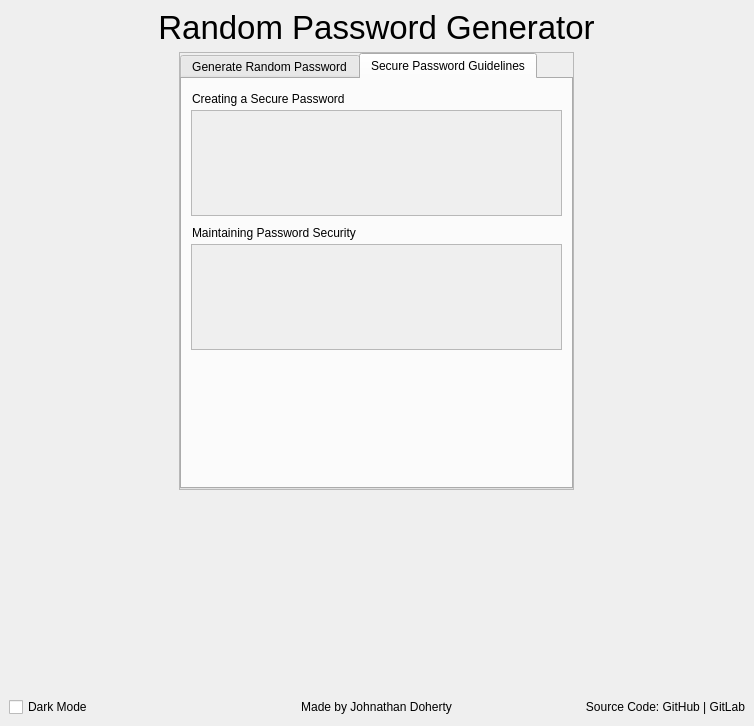
First picture: the form in ui/main_window.ui, repository sonalkarmakar/Random-Password-Generator, before the edit.
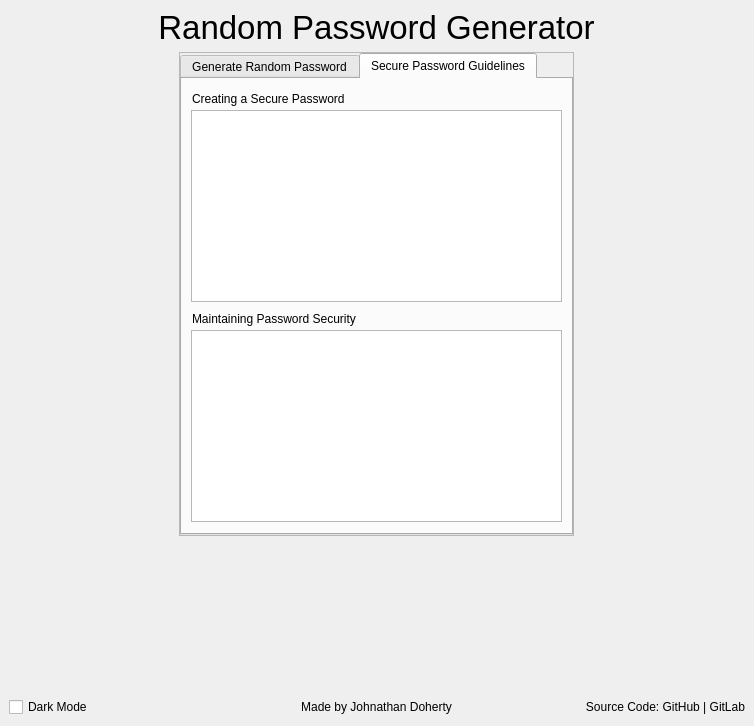
Second picture: the form after the edit.

Commit message: Implemented Markdown content rendering for guidelines tab

Diff of the .ui file:
```diff
--- a/ui/main_window.ui
+++ b/ui/main_window.ui
@@ -493,33 +493,7 @@
                  </widget>
                 </item>
                 <item>
-                 <widget class="QScrollArea" name="CreatePasswdScrollArea">
-                  <property name="sizePolicy">
-                   <sizepolicy hsizetype="Expanding" vsizetype="Expanding">
-                    <horstretch>0</horstretch>
-                    <verstretch>0</verstretch>
-                   </sizepolicy>
-                  </property>
-                  <property name="widgetResizable">
-                   <bool>true</bool>
-                  </property>
-                  <widget class="QWidget" name="CreatePasswdContent">
-                   <property name="geometry">
-                    <rect>
-                     <x>0</x>
-                     <y>0</y>
-                     <width>405</width>
-                     <height>113</height>
-                    </rect>
-                   </property>
-                   <property name="sizePolicy">
-                    <sizepolicy hsizetype="Preferred" vsizetype="Preferred">
-                     <horstretch>0</horstretch>
-                     <verstretch>1</verstretch>
-                    </sizepolicy>
-                   </property>
-                  </widget>
-                 </widget>
+                 <widget class="QTextBrowser" name="CreatePasswdTextBrowser"/>
                 </item>
                </layout>
               </widget>
@@ -567,27 +541,7 @@
                  </widget>
                 </item>
                 <item>
-                 <widget class="QScrollArea" name="MaintPasswdScrollArea">
-                  <property name="widgetResizable">
-                   <bool>true</bool>
-                  </property>
-                  <widget class="QWidget" name="MaintPasswdContent">
-                   <property name="geometry">
-                    <rect>
-                     <x>0</x>
-                     <y>0</y>
-                     <width>405</width>
-                     <height>112</height>
-                    </rect>
-                   </property>
-                   <property name="sizePolicy">
-                    <sizepolicy hsizetype="Preferred" vsizetype="Preferred">
-                     <horstretch>0</horstretch>
-                     <verstretch>1</verstretch>
-                    </sizepolicy>
-                   </property>
-                  </widget>
-                 </widget>
+                 <widget class="QTextBrowser" name="MaintPasswdTextBrowser"/>
                 </item>
                </layout>
               </widget>
```
Left out of the diff: 24 changed lines with no effect on the pictures. The commit also changes 1 other file.
